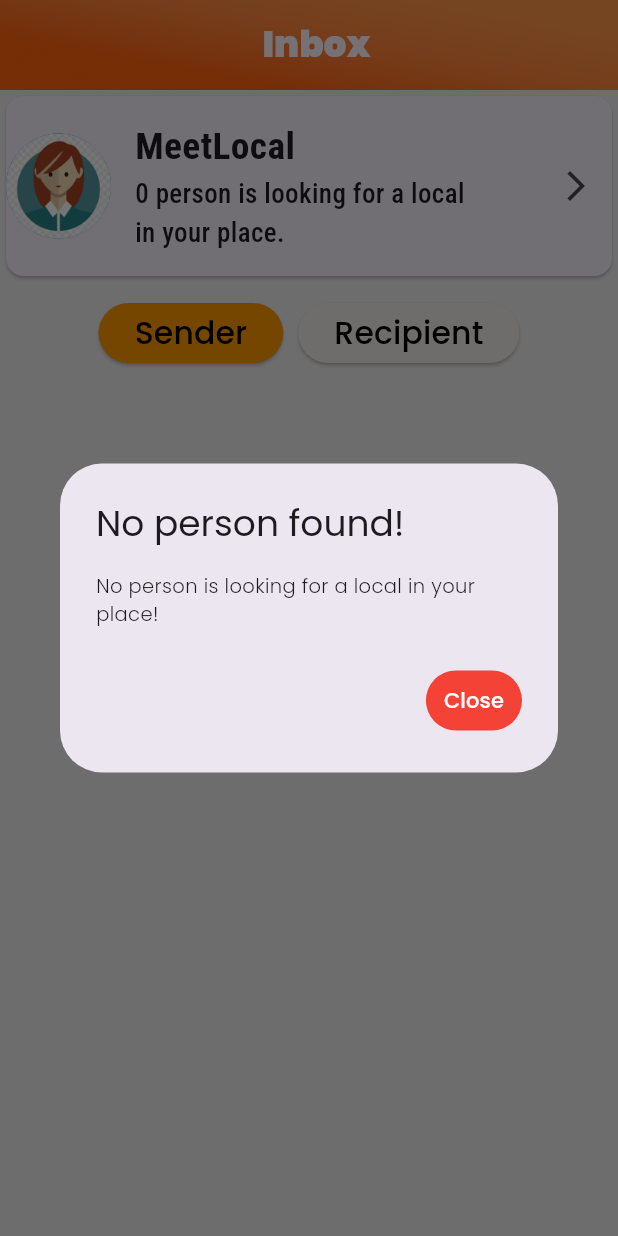
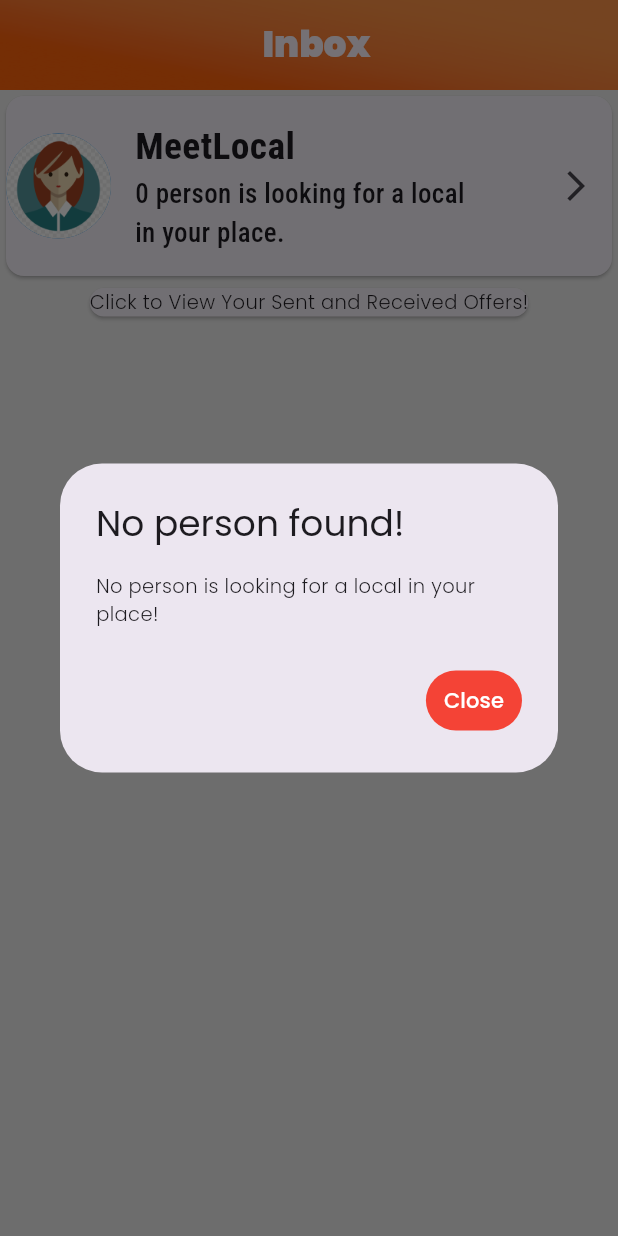
Before and after one commit to developersmartvoice/showbd, a Flutter app: the ChatListScreen screen opened directly, after a tap on the "arrow forward ios" icon, on a phone screen of 412 x 824 dp. Run offline on Flutter 3.47's test engine with Material 3 defaults, Android fonts, the phone set to English and light mode, and no system bars; our stand-ins replace cached_network_image, carousel_slider, cloud_firestore, dio, dotted_border, dropdown_search and 25 more; missing offline and left inert: connectycube_flutter_call_kit, connectycube_sdk, flutter_background, flutter_inappwebview, flutter_login_facebook, flutter_ringtone_player and 5 more; accounts and stored records are empty; network calls fail; statements that could not run were skipped.

Commit message:
New page is added to show all offers!

```diff
--- a/lib/en.dart
+++ b/lib/en.dart
@@ -28,6 +28,7 @@ const String LOGIN_TO_BOOK_APPOINTMENT = "Login to book now";
 const String DOCTOR_DASHBOARD = "Guide dashboard";
 const String TOUR = "Trips";
 const String INBOX = "Inbox";
+const String ALL_OFFERS = "All Offers";
 const String APPOINTMENTS = "Bookings";
 const String EITHER_MOBILE_NUMBER_OR_PASSWORD_IS_INCORRECT =
     "Either mobile number or password is incorrect";
--- a/lib/main.dart
+++ b/lib/main.dart
@@ -33,7 +33,7 @@ import 'en.dart';
 
 /// old url
 // const String SERVER_ADDRESS = "https://localguide.celibritychatbd.com";
-const String SERVER_ADDRESS = "http://192.168.0.172/local-guide-backend";
+const String SERVER_ADDRESS = "http://192.168.68.26/local-guide-backend";
 // const String SERVER_ADDRESS = "http://192.168.0.150/local-guide-backend";
 // const String SERVER_ADDRESS = "http://192.168.68.105/local-guide-backend";
 // const String SERVER_ADDRESS = "http://192.168.68.26/local-guide-backend";
--- a/lib/views/Doctor/DoctorChatListScreen.dart
+++ b/lib/views/Doctor/DoctorChatListScreen.dart
@@ -6,6 +6,7 @@ import 'package:appcode3/modals/OffersClass.dart';
 import 'package:appcode3/modals/SendOfferClass.dart';
 import 'package:appcode3/views/ChatScreen.dart';
 import 'package:appcode3/views/Doctor/loginAsDoctor.dart';
+import 'package:appcode3/views/SeeAllOffersScreen.dart';
 import 'package:appcode3/views/SendOfferScreen.dart';
 import 'package:appcode3/views/SendOffersScreen.dart';
 import 'package:appcode3/views/loginAsUser.dart';
@@ -58,55 +59,7 @@ class _ChatListScreenState extends State<ChatListScreen> {
       getTripCount();
       getChatListData();
       getSendOfferData();
-      // getSendOfferData1();
-      fetchChatData();
     });
-  }
-
-  Future<void> fetchChatData() async {
-    setState(() {
-      isLoading = true; // Move this here to properly indicate loading state.
-    });
-
-    try {
-      print('Fetching chat data...');
-      final response = await http.get(
-        Uri.parse("$SERVER_ADDRESS/api/getRecipients?id=$id"),
-        headers: {'Content-Type': 'application/json'},
-      );
-
-      if (response.statusCode == 200) {
-        print('Chat data fetched successfully');
-        final jsonResponse = jsonDecode(response.body);
-
-        // Check for null safety
-        final chatResponse = ChatResponse.fromJson(jsonResponse);
-        if (chatResponse.success == true && chatResponse.results != null) {
-          setState(() {
-            chatDataList =
-                chatResponse.results!.map((result) => result.data!).toList();
-          });
-          print('Chat data parsed and updated in chatDataList');
-        } else {
-          // Handle the case where success is false or results is null
-          print("Failed to get data: ${chatResponse.message}");
-          // You might want to display an error message to the user here.
-        }
-      } else {
-        // Handle server errors
-        print('Failed to fetch chat data. Status code: ${response.statusCode}');
-        throw Exception('Failed to load data: ${response.statusCode}');
-      }
-    } catch (e) {
-      // Handle general errors
-      print('Error: $e');
-      // You might want to display an error message to the user here.
-    } finally {
-      setState(() {
-        isLoading = false;
-      });
-      print('Chat data fetching process completed.');
-    }
   }
 
   List<ChatListDetails> chatListDetails = [];
@@ -338,6 +291,24 @@ class _ChatListScreenState extends State<ChatListScreen> {
                                     ),
                                   ),
                                 ),
+                                Container(
+                                  child: InkWell(
+                                    onTap: () {
+                                      setState(() {
+                                        Navigator.push(
+                                          context,
+                                          MaterialPageRoute(
+                                              builder: (context) =>
+                                                  SeeAllOffers()),
+                                        );
+                                      });
+                                    },
+                                    child: Card(
+                                      child: Text(
+                                          "Click to View Your Sent and Received Offers!"),
+                                    ),
+                                  ),
+                                )
                               ],
                             ),
                           )
@@ -346,170 +317,170 @@ class _ChatListScreenState extends State<ChatListScreen> {
                   SizedBox(
                     height: 10,
                   ),
-                  Container(
-                    child: Row(
-                      crossAxisAlignment: CrossAxisAlignment.center,
-                      mainAxisAlignment: MainAxisAlignment.center,
-                      children: [
-                        ElevatedButton(
-                          onPressed: () {
-                            setState(() {
-                              isSenderSelected = true;
-                            });
-                          },
-                          style: ElevatedButton.styleFrom(
-                            backgroundColor:
-                                isSenderSelected != null && isSenderSelected!
-                                    ? Colors.orange
-                                    : Color.fromARGB(255, 242, 235,
-                                        235), // Change the colors as needed
-                          ),
-                          child: Text(
-                            'Sender',
-                            style: TextStyle(color: Colors.black),
-                            textAlign: TextAlign.center,
-                            textScaleFactor: 1.5,
-                            overflow: TextOverflow.ellipsis,
-                            maxLines: 1,
-                          ),
-                        ),
-
-                        // ElevatedButton(
-                        //   onPressed: () {
-                        //     setState(
-                        //       () {
-                        //         isSenderSelected = true;
-                        //       },
-                        //     );
-                        //   },
-                        //   child: Text(
-                        //     'Sender',
-                        //     style: TextStyle(color: Colors.black),
-                        //     textAlign: TextAlign.center,
-                        //     textScaleFactor: 1.5,
-                        //     overflow: TextOverflow.ellipsis,
-                        //     maxLines: 1,
-                        //   ),
-                        // ),
-                        SizedBox(width: 10),
-                        ElevatedButton(
-                          onPressed: () {
-                            setState(() {
-                              isSenderSelected = false;
-                            });
-                          },
-                          style: ElevatedButton.styleFrom(
-                            backgroundColor: isSenderSelected != null &&
-                                    isSenderSelected!
-                                ? Color.fromARGB(255, 242, 235, 235)
-                                : Colors.orange, // Change the colors as needed
-                          ),
-                          child: Text(
-                            'Recipient',
-                            style: TextStyle(color: Colors.black),
-                            textAlign: TextAlign.center,
-                            textScaleFactor: 1.5,
-                            overflow: TextOverflow.ellipsis,
-                            maxLines: 1,
-                          ),
-                        ),
-                      ],
-                    ),
-                  ),
-                  isSenderSelected!
-                      ? Expanded(
-                          child: Column(
-                            crossAxisAlignment: CrossAxisAlignment.start,
-                            children: [
-                              // Text(
-                              //   '',
-                              //   style: TextStyle(fontWeight: FontWeight.bold),
-                              //   textAlign: TextAlign.center,
-                              //   textScaleFactor: 1.5,
-                              //   overflow: TextOverflow.ellipsis,
-                              //   maxLines: 1,
-                              // ),
-                              // SizedBox(height: 10),
-                              Expanded(
-                                child: ListView.builder(
-                                  shrinkWrap: true,
-                                  itemCount: chatDataList
-                                      .where((chatData) =>
-                                          chatData.role == 'Sender')
-                                      .length,
-                                  itemBuilder: (context, index) {
-                                    final senderMessages = chatDataList
-                                        .where((chatData) =>
-                                            chatData.role == 'Sender')
-                                        .toList();
-                                    final chatData = senderMessages[index];
-                                    return ListTile(
-                                      title: Text(chatData.name!),
-                                      subtitle:
-                                          Text(chatData.details!.message!),
-                                      leading: CircleAvatar(
-                                        backgroundImage: chatData.senderImage !=
-                                                null
-                                            ? NetworkImage(
-                                                chatData.senderImage!)
-                                            : AssetImage(
-                                                    'assets/default_avatar.png')
-                                                as ImageProvider<Object>,
-                                      ),
-                                    );
-                                  },
-                                ),
-                              ),
-                            ],
-                          ),
-                        )
-                      : Expanded(
-                          child: Column(
-                            crossAxisAlignment: CrossAxisAlignment.start,
-                            children: [
-                              // Text(
-                              //   'Recipient',
-                              //   style: TextStyle(fontWeight: FontWeight.bold),
-                              //   textAlign: TextAlign.center,
-                              //   textScaleFactor: 1.5,
-                              //   overflow: TextOverflow.ellipsis,
-                              //   maxLines: 1,
-                              // ),
-                              // SizedBox(height: 10),
-                              Expanded(
-                                child: ListView.builder(
-                                  shrinkWrap: true,
-                                  itemCount: chatDataList
-                                      .where((chatData) =>
-                                          chatData.role == 'Recipient')
-                                      .length,
-                                  itemBuilder: (context, index) {
-                                    final recipientMessages = chatDataList
-                                        .where((chatData) =>
-                                            chatData.role == 'Recipient')
-                                        .toList();
-                                    final chatData = recipientMessages[index];
-                                    return ListTile(
-                                      title: Text(chatData.name!),
-                                      subtitle:
-                                          Text(chatData.details!.message!),
-                                      leading: CircleAvatar(
-                                        backgroundImage: chatData
-                                                    .recipientImage !=
-                                                null
-                                            ? NetworkImage(
-                                                chatData.recipientImage!)
-                                            : AssetImage(
-                                                    'assets/default_avatar.png')
-                                                as ImageProvider<Object>,
-                                      ),
-                                    );
-                                  },
-                                ),
-                              ),
-                            ],
-                          ),
-                        ),
+                  // Container(
+                  //   child: Row(
+                  //     crossAxisAlignment: CrossAxisAlignment.center,
+                  //     mainAxisAlignment: MainAxisAlignment.center,
+                  //     children: [
+                  //       ElevatedButton(
+                  //         onPressed: () {
+                  //           setState(() {
+                  //             isSenderSelected = true;
+                  //           });
+                  //         },
+                  //         style: ElevatedButton.styleFrom(
+                  //           backgroundColor:
+                  //               isSenderSelected != null && isSenderSelected!
+                  //                   ? Colors.orange
+                  //                   : Color.fromARGB(255, 242, 235,
+                  //                       235), // Change the colors as needed
+                  //         ),
+                  //         child: Text(
+                  //           'Sender',
+                  //           style: TextStyle(color: Colors.black),
+                  //           textAlign: TextAlign.center,
+                  //           textScaleFactor: 1.5,
+                  //           overflow: TextOverflow.ellipsis,
+                  //           maxLines: 1,
+                  //         ),
+                  //       ),
+
+                  //       // ElevatedButton(
+                  //       //   onPressed: () {
+                  //       //     setState(
+                  //       //       () {
+                  //       //         isSenderSelected = true;
+                  //       //       },
+                  //       //     );
+                  //       //   },
+                  //       //   child: Text(
+                  //       //     'Sender',
+                  //       //     style: TextStyle(color: Colors.black),
+                  //       //     textAlign: TextAlign.center,
+                  //       //     textScaleFactor: 1.5,
+                  //       //     overflow: TextOverflow.ellipsis,
+                  //       //     maxLines: 1,
+                  //       //   ),
+                  //       // ),
+                  //       SizedBox(width: 10),
+                  //       ElevatedButton(
+                  //         onPressed: () {
+                  //           setState(() {
+                  //             isSenderSelected = false;
+                  //           });
+                  //         },
+                  //         style: ElevatedButton.styleFrom(
+                  //           backgroundColor: isSenderSelected != null &&
+                  //                   isSenderSelected!
+                  //               ? Color.fromARGB(255, 242, 235, 235)
+                  //               : Colors.orange, // Change the colors as needed
+                  //         ),
+                  //         child: Text(
+                  //           'Recipient',
+                  //           style: TextStyle(color: Colors.black),
+                  //           textAlign: TextAlign.center,
+                  //           textScaleFactor: 1.5,
+                  //           overflow: TextOverflow.ellipsis,
+                  //           maxLines: 1,
+                  //         ),
+                  //       ),
+                  //     ],
+                  //   ),
+                  // ),
+                  // isSenderSelected!
+                  //     ? Expanded(
+                  //         child: Column(
+                  //           crossAxisAlignment: CrossAxisAlignment.start,
+                  //           children: [
+                  //             // Text(
+                  //             //   '',
+                  //             //   style: TextStyle(fontWeight: FontWeight.bold),
+                  //             //   textAlign: TextAlign.center,
+                  //             //   textScaleFactor: 1.5,
+                  //             //   overflow: TextOverflow.ellipsis,
+                  //             //   maxLines: 1,
+                  //             // ),
+                  //             // SizedBox(height: 10),
+                  //             Expanded(
+                  //               child: ListView.builder(
+                  //                 shrinkWrap: true,
+                  //                 itemCount: chatDataList
+                  //                     .where((chatData) =>
+                  //                         chatData.role == 'Sender')
+                  //                     .length,
+                  //                 itemBuilder: (context, index) {
+                  //                   final senderMessages = chatDataList
+                  //                       .where((chatData) =>
+                  //                           chatData.role == 'Sender')
+                  //                       .toList();
+                  //                   final chatData = senderMessages[index];
+                  //                   return ListTile(
+                  //                     title: Text(chatData.name!),
+                  //                     subtitle:
+                  //                         Text(chatData.details!.message!),
+                  //                     leading: CircleAvatar(
+                  //                       backgroundImage: chatData.senderImage !=
+                  //                               null
+                  //                           ? NetworkImage(
+                  //                               chatData.senderImage!)
+                  //                           : AssetImage(
+                  //                                   'assets/default_avatar.png')
+                  //                               as ImageProvider<Object>,
+                  //                     ),
+                  //                   );
+                  //                 },
+                  //               ),
+                  //             ),
+                  //           ],
+                  //         ),
+                  //       )
+                  //     : Expanded(
+                  //         child: Column(
+                  //           crossAxisAlignment: CrossAxisAlignment.start,
+                  //           children: [
+                  //             // Text(
+                  //             //   'Recipient',
+                  //             //   style: TextStyle(fontWeight: FontWeight.bold),
+                  //             //   textAlign: TextAlign.center,
+                  //             //   textScaleFactor: 1.5,
+                  //             //   overflow: TextOverflow.ellipsis,
+                  //             //   maxLines: 1,
+                  //             // ),
+                  //             // SizedBox(height: 10),
+                  //             Expanded(
+                  //               child: ListView.builder(
+                  //                 shrinkWrap: true,
+                  //                 itemCount: chatDataList
+                  //                     .where((chatData) =>
+                  //                         chatData.role == 'Recipient')
+                  //                     .length,
+                  //                 itemBuilder: (context, index) {
+                  //                   final recipientMessages = chatDataList
+                  //                       .where((chatData) =>
+                  //                           chatData.role == 'Recipient')
+                  //                       .toList();
+                  //                   final chatData = recipientMessages[index];
+                  //                   return ListTile(
+                  //                     title: Text(chatData.name!),
+                  //                     subtitle:
+                  //                         Text(chatData.details!.message!),
+                  //                     leading: CircleAvatar(
+                  //                       backgroundImage: chatData
+                  //                                   .recipientImage !=
+                  //                               null
+                  //                           ? NetworkImage(
+                  //                               chatData.recipientImage!)
+                  //                           : AssetImage(
+                  //                                   'assets/default_avatar.png')
+                  //                               as ImageProvider<Object>,
+                  //                     ),
+                  //                   );
+                  //                 },
+                  //               ),
+                  //             ),
+                  //           ],
+                  //         ),
+                  //       ),
                 ],
               ),
             ),
```
Also changed, not shown: lib/views/SeeAllOffersScreen.dart (added, +59 -0 lines).
